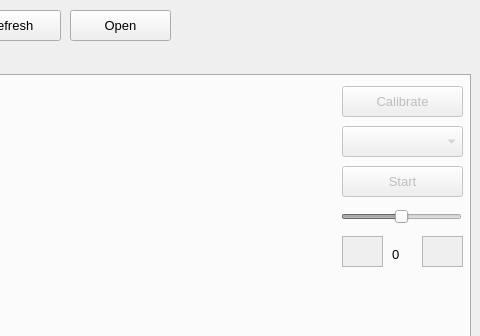
This is tools/mainwindow.ui in ZhuYanzhen1/miniFOC as Qt 5 draws it before an edit; both pictures show x 410 to 890 and y 0 to 336 of the 890 by 570 pixel window. The edited form follows.
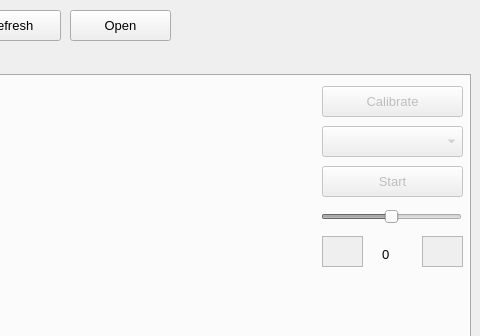
This is the edited form. Custom widgets are drawn as their Qt base class.

Commit message: Add the callback function for the change of speed loop PID parameter adjustment slider value, and modify the packet sending function to send different Zhi according to the change of different sliders

Patch:
```diff
--- a/tools/mainwindow.ui
+++ b/tools/mainwindow.ui
@@ -160,7 +160,7 @@
        <rect>
         <x>10</x>
         <y>10</y>
-        <width>721</width>
+        <width>701</width>
         <height>461</height>
        </rect>
       </property>
@@ -171,9 +171,9 @@
       </property>
       <property name="geometry">
        <rect>
-        <x>740</x>
+        <x>720</x>
         <y>10</y>
-        <width>121</width>
+        <width>141</width>
         <height>31</height>
        </rect>
       </property>
@@ -193,9 +193,9 @@
       </property>
       <property name="geometry">
        <rect>
-        <x>739</x>
+        <x>719</x>
         <y>130</y>
-        <width>121</width>
+        <width>141</width>
         <height>22</height>
        </rect>
       </property>
@@ -227,9 +227,9 @@
       </property>
       <property name="geometry">
        <rect>
-        <x>740</x>
+        <x>720</x>
         <y>90</y>
-        <width>121</width>
+        <width>141</width>
         <height>31</height>
        </rect>
       </property>
@@ -249,7 +249,7 @@
       </property>
       <property name="geometry">
        <rect>
-        <x>740</x>
+        <x>720</x>
         <y>160</y>
         <width>41</width>
         <height>31</height>
@@ -303,9 +303,9 @@
       </property>
       <property name="geometry">
        <rect>
-        <x>740</x>
+        <x>720</x>
         <y>50</y>
-        <width>121</width>
+        <width>141</width>
         <height>31</height>
        </rect>
       </property>
@@ -315,11 +315,17 @@
         <pointsize>10</pointsize>
        </font>
       </property>
+      <property name="editable">
+       <bool>false</bool>
+      </property>
+      <property name="currentText">
+       <string/>
+      </property>
      </widget>
      <widget class="QLabel" name="slider_current_value">
       <property name="geometry">
        <rect>
-        <x>790</x>
+        <x>780</x>
         <y>170</y>
         <width>41</width>
         <height>16</height>
```
Left out of the diff: 2 changed lines with no effect on the pictures. The commit also changes 3 other files.
